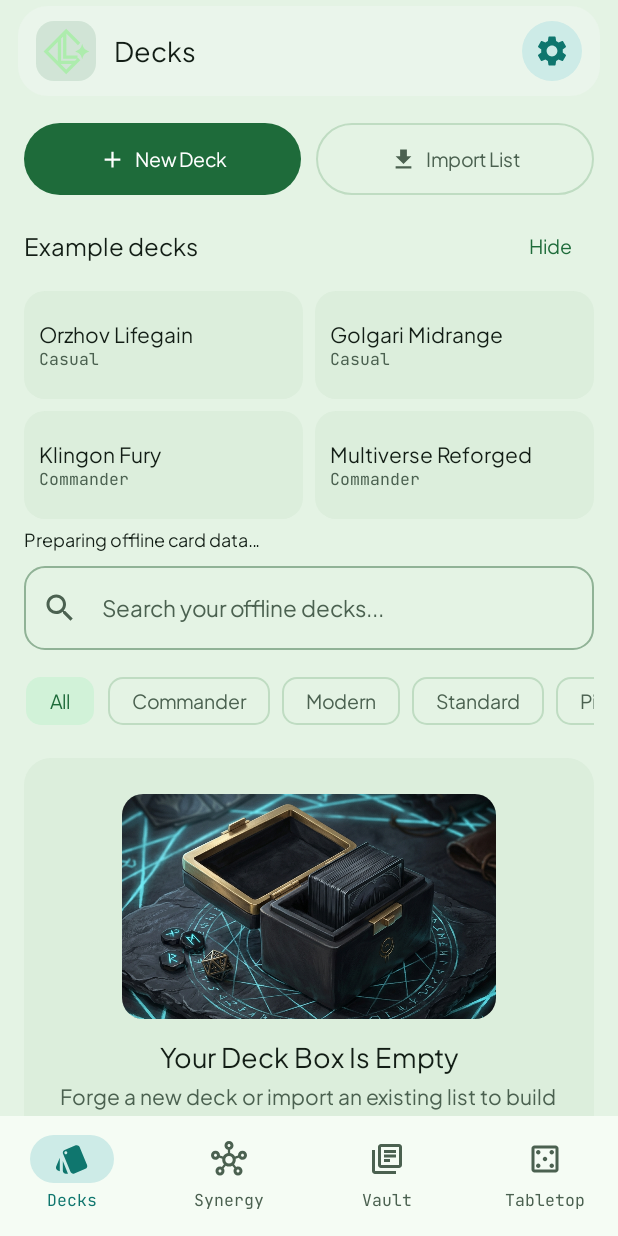
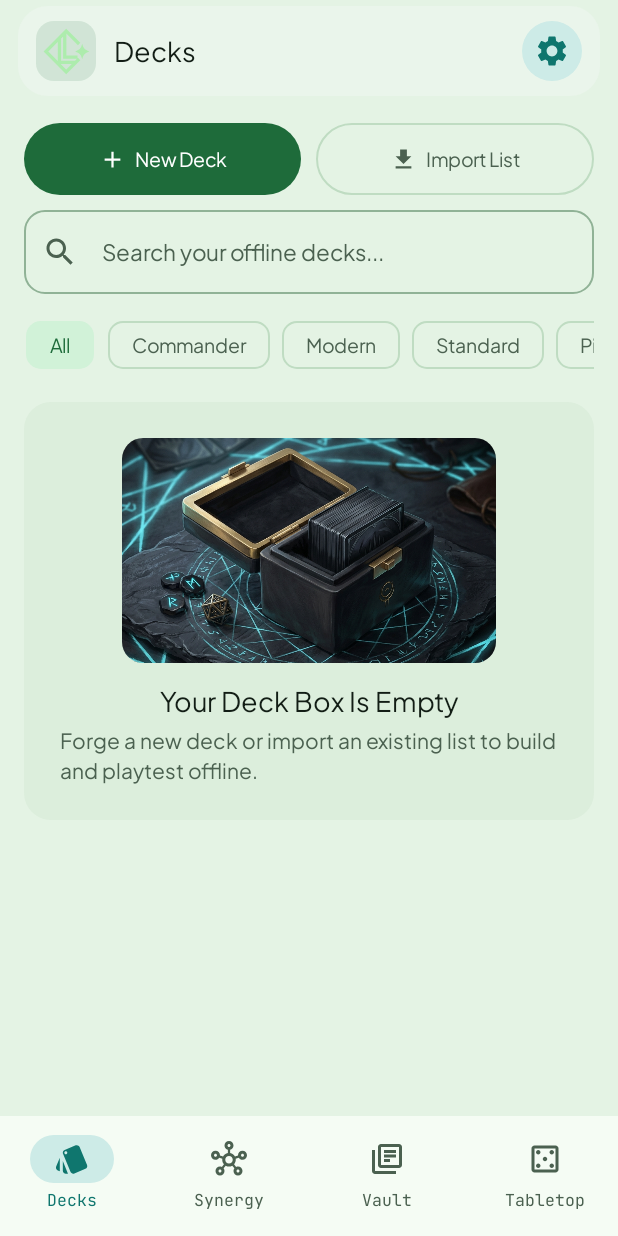
Before and after one commit to Dreadpool-87/Lattice-MTG-app, an Android app built with Jetpack Compose: the screen it shows after launch (MainActivity), on a phone screen of 412 x 824 dp. Run offline under Robolectric (Android 15) with nearby library versions, the phone set to English and light mode, and no system bars; our stand-ins replace Room's generated code; network calls fail; 2 statements that could not run were skipped.

Commit message:
Remove example decks from the Android app

```diff
--- a/app/src/main/java/com/example/MainActivity.kt
+++ b/app/src/main/java/com/example/MainActivity.kt
@@ -308,7 +308,6 @@ fun LatticeRootApp(container: AppContainer) {
                     composable(Routes.DECKS) {
                         DecksScreen(
                             viewModel = decksViewModel,
-                            catalogReady = "all" in catalogInstalled,
                             snackbarHostState = snackbarHostState,
                             onOpenDeck = { deckId ->
                                 navController.navigate(Routes.deckDetail(deckId))
--- a/app/src/main/java/com/example/ui/screens/DecksScreen.kt
+++ b/app/src/main/java/com/example/ui/screens/DecksScreen.kt
@@ -6,7 +6,6 @@ import androidx.compose.foundation.clickable
 import androidx.compose.foundation.horizontalScroll
 import androidx.compose.foundation.layout.Arrangement
 import androidx.compose.foundation.layout.Box
-import androidx.compose.foundation.layout.BoxWithConstraints
 import androidx.compose.foundation.layout.Column
 import androidx.compose.foundation.layout.PaddingValues
 import androidx.compose.foundation.layout.Row
@@ -58,7 +57,6 @@ import androidx.compose.ui.Modifier
 import androidx.compose.ui.draw.clip
 import androidx.compose.ui.graphics.Color
 import androidx.compose.ui.layout.ContentScale
-import androidx.compose.ui.platform.LocalContext
 import androidx.compose.ui.platform.testTag
 import androidx.compose.ui.res.painterResource
 import androidx.compose.ui.res.stringResource
@@ -73,7 +71,6 @@ import com.example.ui.components.ColorIdentityRow
 import com.example.ui.components.ManaSymbolPip
 import com.example.ui.components.MainTabHeader
 import com.example.ui.viewmodel.DecksViewModel
-import java.io.IOException
 
 private val deckFormats = listOf("All", "Commander", "Modern", "Standard", "Pioneer", "Pauper", "Casual")
 
@@ -83,14 +80,11 @@ fun DecksScreen(
     snackbarHostState: SnackbarHostState,
     onOpenDeck: (Long) -> Unit,
     onOpenSettings: () -> Unit,
-    modifier: Modifier = Modifier,
-    catalogReady: Boolean = true
+    modifier: Modifier = Modifier
 ) {
     val uiState by viewModel.uiState.collectAsStateWithLifecycle()
     val csvImport by viewModel.csvImport.collectAsStateWithLifecycle()
     val importingDeck by viewModel.importingDeck.collectAsStateWithLifecycle()
-    val assets = LocalContext.current.assets
-    var exampleLoadFailed by remember { mutableStateOf(false) }
     var showCreateDialog by remember { mutableStateOf(false) }
     var showImportDialog by rememberSaveable { mutableStateOf(false) }
     var showCsvImportDialog by remember { mutableStateOf(false) }
@@ -159,22 +153,6 @@ fun DecksScreen(
                             Text(stringResource(R.string.action_import_deck))
                         }
                     }
-
-                    PlaytestExamples(
-                        catalogReady = catalogReady,
-                        importingDeck = importingDeck,
-                        exampleLoadFailed = exampleLoadFailed,
-                        onSelect = { example ->
-                            try {
-                                val text = assets.open("playtest-decks/${example.asset}")
-                                    .bufferedReader().use { it.readText() }
-                                exampleLoadFailed = false
-                                viewModel.importDeck(example.name, example.format, text, onOpenDeck)
-                            } catch (_: IOException) {
-                                exampleLoadFailed = true
-                            }
-                        }
-                    )
 
                     OutlinedTextField(
                         value = uiState.searchQuery,
@@ -566,71 +544,6 @@ private fun CreateDeckDialog(
     )
 }
 
-private data class PlaytestExample(val name: String, val format: String, val asset: String)
-
-private val playtestExamples = listOf(
-    PlaytestExample("Orzhov Lifegain", "Casual", "Casual-Orzhov-Lifegain.txt"),
-    PlaytestExample("Golgari Midrange", "Casual", "Casual-Golgari-Midrange.txt"),
-    PlaytestExample("Klingon Fury", "Commander", "Commander-Klingon-Fury.txt"),
-    PlaytestExample("Multiverse Reforged", "Commander", "Commander-Multiverse-Reforged.txt")
-)
-
-@Composable
-private fun PlaytestExamples(
-    catalogReady: Boolean,
-    importingDeck: Boolean,
-    exampleLoadFailed: Boolean,
-    onSelect: (PlaytestExample) -> Unit
-) {
-    var expanded by rememberSaveable { mutableStateOf(true) }
-    Column(verticalArrangement = Arrangement.spacedBy(6.dp)) {
-        Row(
-            verticalAlignment = Alignment.CenterVertically,
-            modifier = Modifier.fillMaxWidth().height(48.dp)
-        ) {
-            Text("Example decks", style = MaterialTheme.typography.titleMedium, modifier = Modifier.weight(1f))
-            TextButton(onClick = { expanded = !expanded }) {
-                Text(if (expanded) "Hide" else "Show 4")
-            }
-        }
-        if (expanded) {
-            BoxWithConstraints {
-                val columnCount = if (maxWidth >= 620.dp) 4 else 2
-                Column(verticalArrangement = Arrangement.spacedBy(8.dp)) {
-                    playtestExamples.chunked(columnCount).forEach { row ->
-                        Row(horizontalArrangement = Arrangement.spacedBy(8.dp), modifier = Modifier.fillMaxWidth()) {
-                            row.forEach { example ->
-                                Surface(
-                                    onClick = { onSelect(example) },
-                                    enabled = catalogReady && !importingDeck,
-                                    color = MaterialTheme.colorScheme.surfaceContainer,
-                                    shape = RoundedCornerShape(14.dp),
-                                    modifier = Modifier.weight(1f).height(72.dp).testTag("example_${example.asset}")
-                                ) {
-                                    Column(
-                                        verticalArrangement = Arrangement.Center,
-                                        modifier = Modifier.padding(horizontal = 10.dp, vertical = 4.dp)
-                                    ) {
-                                        Text(example.name, style = MaterialTheme.typography.titleSmall, maxLines = 2, overflow = TextOverflow.Ellipsis)
-                                        Text(example.format, style = MaterialTheme.typography.labelSmall, color = MaterialTheme.colorScheme.onSurfaceVariant)
-                                    }
-                                }
-                            }
-                        }
-                    }
-                }
-            }
-            val message = when {
-                exampleLoadFailed -> "Could not read this example deck."
-                !catalogReady -> "Preparing offline card data…"
-                importingDeck -> "Importing deck…"
-                else -> null
-            }
-            message?.let { Text(it, style = MaterialTheme.typography.bodySmall) }
-        }
-    }
-}
-
 @Composable
 private fun ImportDeckDialog(
     onDismiss: () -> Unit,
```
Also changed, not shown: 10 other files.
